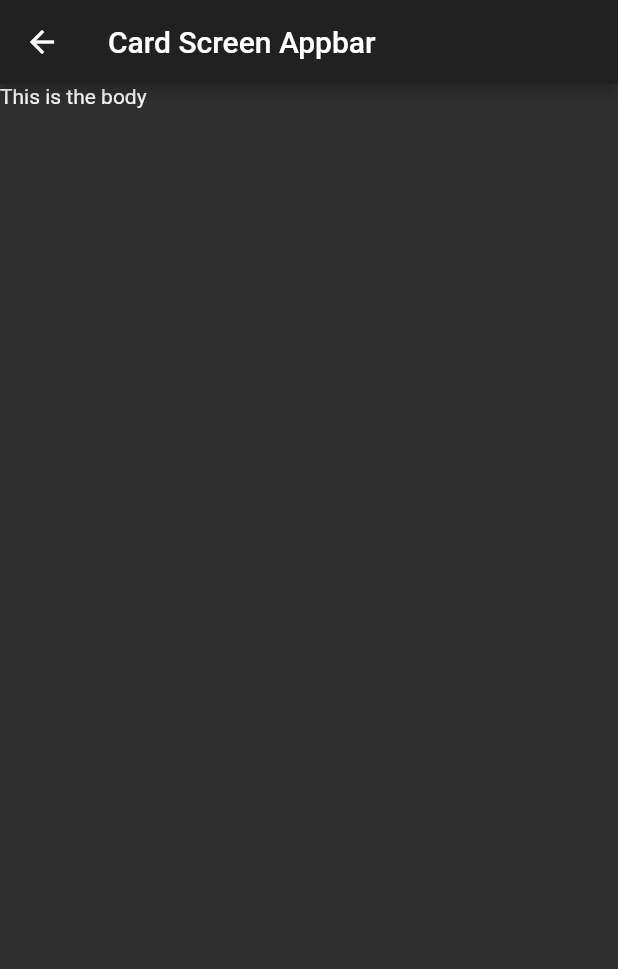
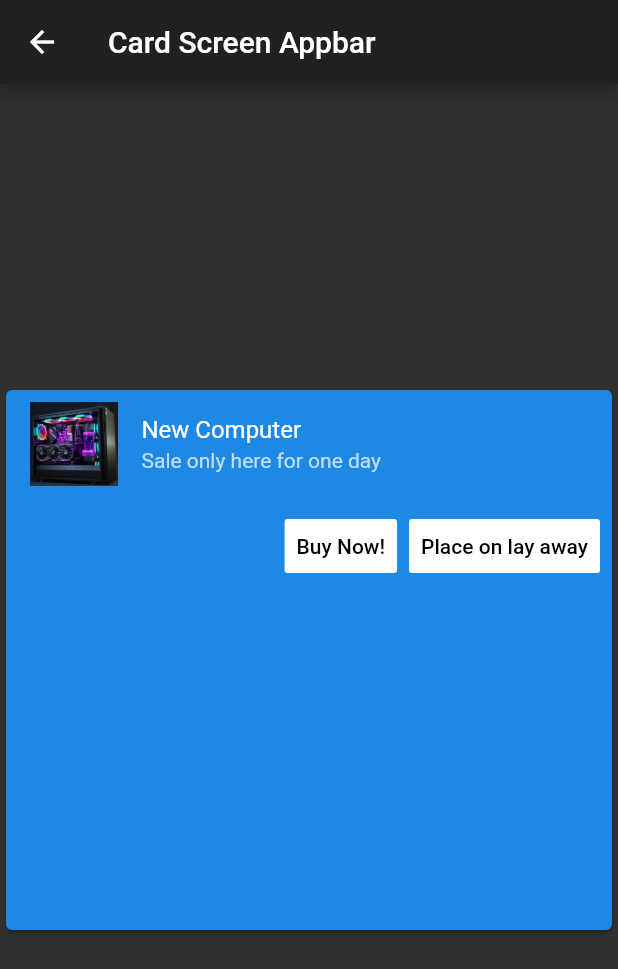
Before and after one commit to trevorpendarvis/Assignment1_Creative_Work, a Flutter app: the CardScreen screen opened by its route, on a phone screen of 412 x 824 dp. Shown: the top 969 px of the screen. Run offline on Flutter 3.47's test engine with Material 2 defaults, Android fonts, the phone set to English and light mode, and no system bars.

Commit message:
added elements to card screen

```diff
--- a/lib/screens/card_screen.dart
+++ b/lib/screens/card_screen.dart
@@ -1,3 +1,4 @@
+import 'package:assignment1_Creative_Work/screens/start_screen.dart';
 import 'package:flutter/cupertino.dart';
 import 'package:flutter/material.dart';
 
@@ -9,7 +10,46 @@ class CardScreen extends StatelessWidget {
       appBar: AppBar(
         title: Text("Card Screen Appbar"),
       ),
-      body: Text("This is the body"),
+      body: Padding(
+        padding: const EdgeInsets.fromLTRB(0.0, 200.0, 0.0, 200.0),
+        child: Card(
+          color: Colors.blue[600],
+          child: Column(
+            //mainAxisAlignment: MainAxisAlignment.end,
+            children: <Widget>[
+              ListTile(
+                leading: Image.asset("images/Pc2.jpg"),
+                title: Text("New Computer"),
+                subtitle: Text("Sale only here for one day"),
+                hoverColor: Colors.orange,
+              ),
+              ButtonBar(
+                children: <Widget>[
+                  FlatButton(
+                    onPressed: () => print("Computer bought"),
+                    child: Text(
+                      "Buy Now!",
+                      style: TextStyle(color: Colors.black),
+                    ),
+                    color: Colors.white,
+                    splashColor: Colors.teal[900],
+                  ),
+                  FlatButton(
+                    onPressed: () =>
+                        Navigator.pushNamed(context, StartScreen.routeName),
+                    child: Text(
+                      "Place on lay away",
+                      style: TextStyle(color: Colors.black),
+                    ),
+                    color: Colors.white,
+                    splashColor: Colors.teal[900],
+                  ),
+                ],
+              )
+            ],
+          ),
+        ),
+      ),
     );
   }
 }
--- a/pubspec.yaml
+++ b/pubspec.yaml
@@ -45,8 +45,8 @@ flutter:
   uses-material-design: true
 
   # To add assets to your application, add an assets section, like this:
-  # assets:
-  #   - images/a_dot_burr.jpeg
+  assets:
+    - images/Pc2.jpg
   #   - images/a_dot_ham.jpeg
 
   # An image asset can refer to one or more resolution-specific "variants", see
```
Also changed, not shown: images/Pc2.jpg (added).
